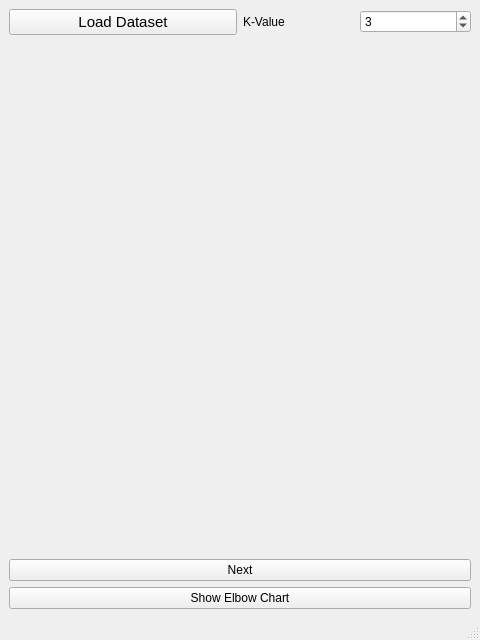
Qt form layout/main_interface.ui (OscarVanL/KMeansClustering) before a commit.
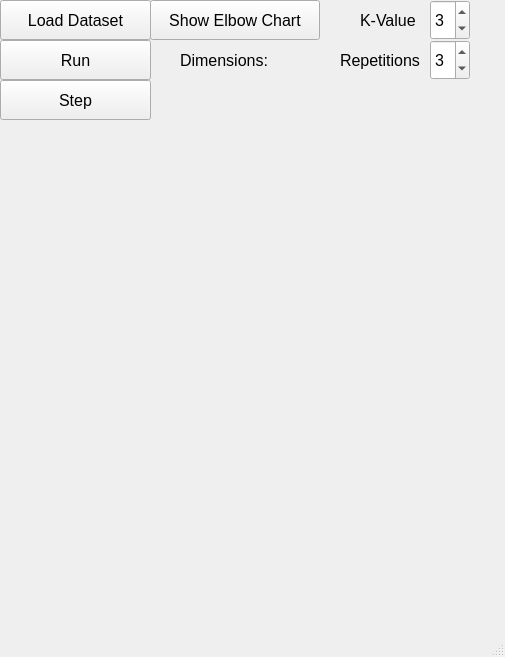
The same form after that commit.

Commit message: Added 'elbow' chart for gauging a good K-value to use

Patch:
```diff
--- a/layout/main_interface.ui
+++ b/layout/main_interface.ui
@@ -6,86 +6,193 @@
    <rect>
     <x>0</x>
     <y>0</y>
-    <width>480</width>
-    <height>640</height>
+    <width>505</width>
+    <height>657</height>
    </rect>
   </property>
+  <property name="sizePolicy">
+   <sizepolicy hsizetype="Fixed" vsizetype="Fixed">
+    <horstretch>0</horstretch>
+    <verstretch>0</verstretch>
+   </sizepolicy>
+  </property>
   <property name="windowTitle">
    <string>K Means Clustering</string>
   </property>
   <widget class="QWidget" name="centralwidget">
-   <layout class="QVBoxLayout" name="verticalLayout">
-    <item>
-     <layout class="QVBoxLayout" name="layout">
-      <item>
-       <layout class="QHBoxLayout" name="horizontalLayout">
-        <item>
          <widget class="QPushButton" name="browse_button">
+    <property name="geometry">
+     <rect>
+      <x>0</x>
+      <y>0</y>
+      <width>151</width>
+      <height>40</height>
+     </rect>
+    </property>
           <property name="font">
            <font>
-            <pointsize>11</pointsize>
+      <pointsize>12</pointsize>
            </font>
           </property>
           <property name="text">
            <string>Load Dataset</string>
           </property>
          </widget>
-        </item>
-        <item>
-         <layout class="QHBoxLayout" name="horizontalLayout_4">
-          <item>
+   <widget class="QSpinBox" name="k_val_selector">
+    <property name="geometry">
+     <rect>
+      <x>430</x>
+      <y>0</y>
+      <width>40</width>
+      <height>40</height>
+     </rect>
+    </property>
+    <property name="font">
+     <font>
+      <pointsize>12</pointsize>
+     </font>
+    </property>
+    <property name="value">
+     <number>3</number>
+    </property>
+   </widget>
            <widget class="QLabel" name="label">
+    <property name="geometry">
+     <rect>
+      <x>360</x>
+      <y>0</y>
+      <width>70</width>
+      <height>40</height>
+     </rect>
+    </property>
+    <property name="font">
+     <font>
+      <pointsize>12</pointsize>
+     </font>
+    </property>
             <property name="text">
              <string>K-Value</string>
             </property>
            </widget>
-          </item>
-          <item>
-           <widget class="QSpinBox" name="k_val_selector">
-            <property name="value">
-             <number>3</number>
-            </property>
-           </widget>
-          </item>
-         </layout>
-        </item>
-       </layout>
-      </item>
-      <item>
-       <layout class="QHBoxLayout" name="horizontalLayout_3">
-        <item>
-         <widget class="QLabel" name="elbow_sse_label">
-          <property name="text">
-           <string/>
-          </property>
-         </widget>
-        </item>
-        <item>
          <widget class="QLabel" name="dimensions_label">
+    <property name="geometry">
+     <rect>
+      <x>180</x>
+      <y>40</y>
+      <width>111</width>
+      <height>41</height>
+     </rect>
+    </property>
+    <property name="font">
+     <font>
+      <pointsize>12</pointsize>
+     </font>
+    </property>
           <property name="text">
-           <string/>
-          </property>
-         </widget>
-        </item>
-       </layout>
-      </item>
-      <item>
+     <string>Dimensions: </string>
+    </property>
+   </widget>
+   <widget class="QWidget" name="verticalLayoutWidget">
+    <property name="geometry">
+     <rect>
+      <x>20</x>
+      <y>150</y>
+      <width>461</width>
+      <height>451</height>
+     </rect>
+    </property>
+    <layout class="QVBoxLayout" name="layout"/>
+   </widget>
+   <widget class="QLabel" name="label_2">
+    <property name="geometry">
+     <rect>
+      <x>340</x>
+      <y>40</y>
+      <width>81</width>
+      <height>40</height>
+     </rect>
+    </property>
+    <property name="font">
+     <font>
+      <pointsize>12</pointsize>
+     </font>
+    </property>
+    <property name="text">
+     <string>Repetitions</string>
+    </property>
+   </widget>
+   <widget class="QSpinBox" name="k_repetitions_selector">
+    <property name="geometry">
+     <rect>
+      <x>430</x>
+      <y>40</y>
+      <width>40</width>
+      <height>40</height>
+     </rect>
+    </property>
+    <property name="font">
+     <font>
+      <pointsize>12</pointsize>
+     </font>
+    </property>
+    <property name="value">
+     <number>3</number>
+    </property>
+   </widget>
+   <widget class="QPushButton" name="run_button">
+    <property name="geometry">
+     <rect>
+      <x>0</x>
+      <y>40</y>
+      <width>151</width>
+      <height>40</height>
+     </rect>
+    </property>
+    <property name="font">
+     <font>
+      <pointsize>12</pointsize>
+     </font>
+    </property>
+    <property name="text">
+     <string>Run</string>
+    </property>
+   </widget>
        <widget class="QPushButton" name="step_button">
+    <property name="geometry">
+     <rect>
+      <x>0</x>
+      <y>80</y>
+      <width>151</width>
+      <height>40</height>
+     </rect>
+    </property>
+    <property name="font">
+     <font>
+      <pointsize>12</pointsize>
+     </font>
+    </property>
         <property name="text">
-         <string>Next</string>
-        </property>
-       </widget>
-      </item>
-      <item>
+     <string>Step</string>
+    </property>
+   </widget>
        <widget class="QPushButton" name="elbow_chart_button">
+    <property name="geometry">
+     <rect>
+      <x>150</x>
+      <y>0</y>
+      <width>170</width>
+      <height>40</height>
+     </rect>
+    </property>
+    <property name="font">
+     <font>
+      <pointsize>12</pointsize>
+     </font>
+    </property>
         <property name="text">
          <string>Show Elbow Chart</string>
         </property>
        </widget>
-      </item>
-     </layout>
-    </item>
-   </layout>
   </widget>
   <widget class="QMenuBar" name="menubar">
    <property name="geometry">
```
Left out of the diff: 2 changed lines with no effect on the pictures. Lines whose indentation alone changed are shown as unchanged. The commit also changes 2 other files.
